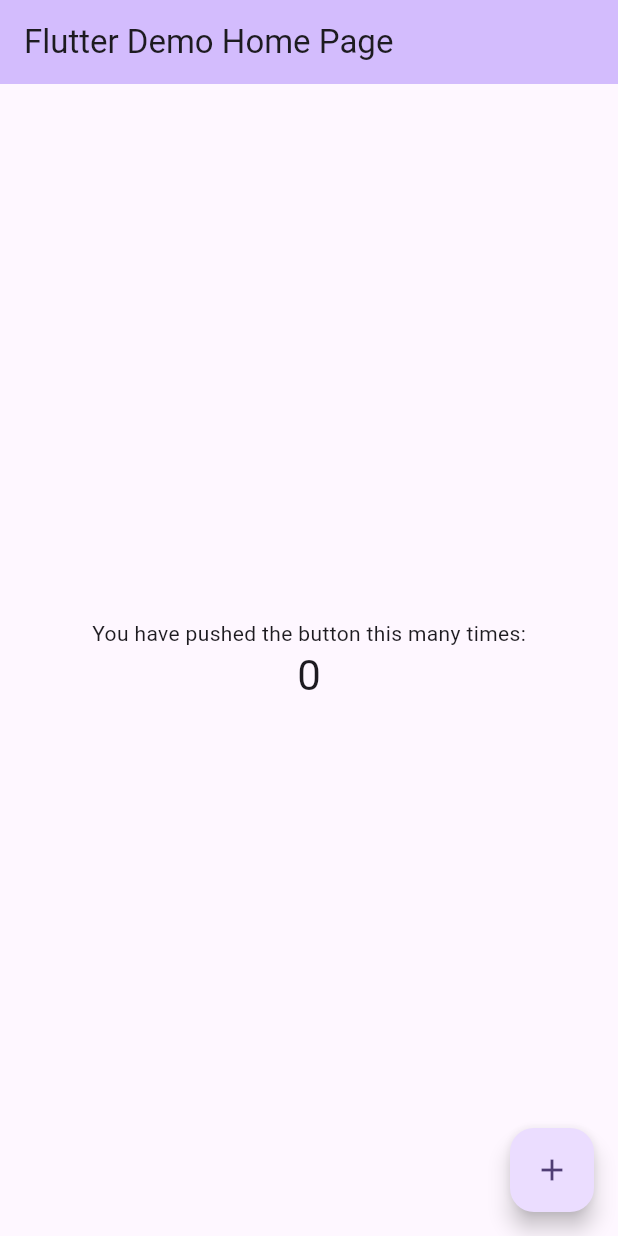
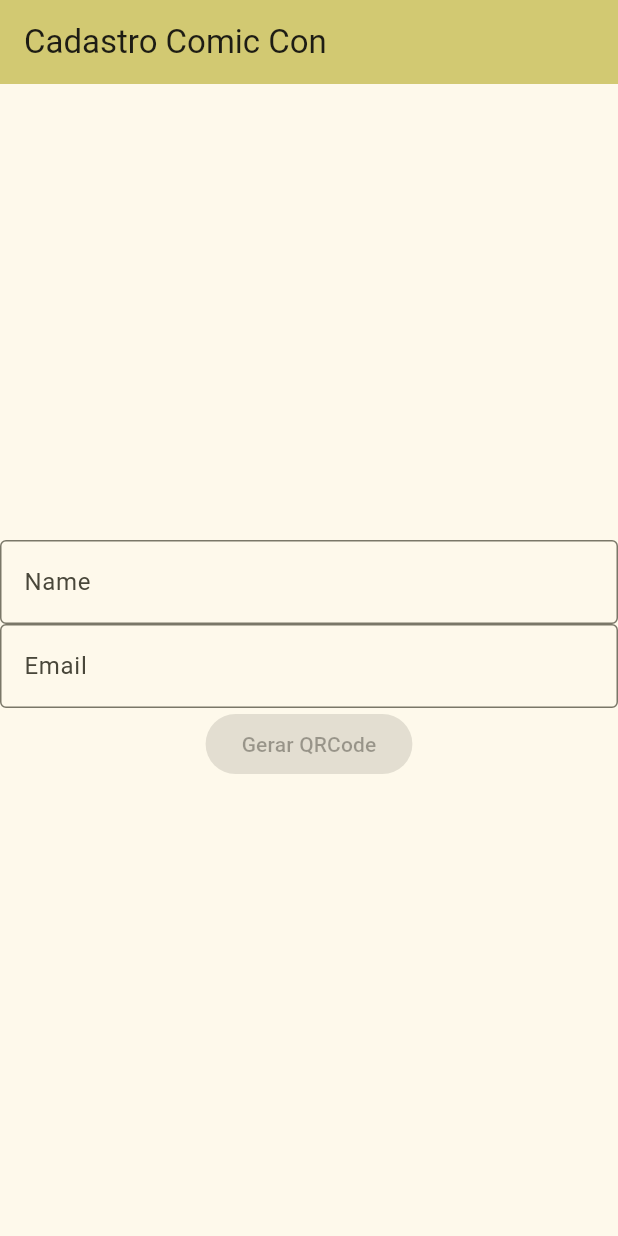
Before and after one commit to HenriqueBossle/qr-code-ap2, a Flutter app: the screen it shows after launch, on a phone screen of 412 x 824 dp. Run offline on Flutter 3.47's test engine with Material 3 defaults, Android fonts, the phone set to English and light mode, and no system bars.

Commit message:
feat: campos do form e botão ativado/desativado

```diff
--- a/lib/main.dart
+++ b/lib/main.dart
@@ -7,45 +7,21 @@
 class MyApp extends StatelessWidget {
   const MyApp({super.key});
 
-  // This widget is the root of your application.
   @override
   Widget build(BuildContext context) {
     return MaterialApp(
-      title: 'Flutter Demo',
+      title: 'Cadastro Comic Con',
       theme: ThemeData(
-        // This is the theme of your application.
-        //
-        // TRY THIS: Try running your application with "flutter run". You'll see
-        // the application has a purple toolbar. Then, without quitting the app,
-        // try changing the seedColor in the colorScheme below to Colors.green
-        // and then invoke "hot reload" (save your changes or press the "hot
-        // reload" button in a Flutter-supported IDE, or press "r" if you used
-        // the command line to start the app).
-        //
-        // Notice that the counter didn't reset back to zero; the application
-        // state is not lost during the reload. To reset the state, use hot
-        // restart instead.
-        //
-        // This works for code too, not just values: Most code changes can be
-        // tested with just a hot reload.
-        colorScheme: .fromSeed(seedColor: Colors.deepPurple),
+
+        colorScheme: ColorScheme.fromSeed(seedColor: const Color.fromARGB(255, 150, 140, 8)),
       ),
-      home: const MyHomePage(title: 'Flutter Demo Home Page'),
+      home: const MyHomePage(title: 'Cadastro Comic Con'),
     );
   }
 }
 
 class MyHomePage extends StatefulWidget {
   const MyHomePage({super.key, required this.title});
-
-  // This widget is the home page of your application. It is stateful, meaning
-  // that it has a State object (defined below) that contains fields that affect
-  // how it looks.
-
-  // This class is the configuration for the state. It holds the values (in this
-  // case the title) provided by the parent (in this case the App widget) and
-  // used by the build method of the State. Fields in a Widget subclass are
-  // always marked "final".
 
   final String title;
 
@@ -54,69 +30,57 @@
 }
 
 class _MyHomePageState extends State<MyHomePage> {
-  int _counter = 0;
 
-  void _incrementCounter() {
-    setState(() {
-      // This call to setState tells the Flutter framework that something has
-      // changed in this State, which causes it to rerun the build method below
-      // so that the display can reflect the updated values. If we changed
-      // _counter without calling setState(), then the build method would not be
-      // called again, and so nothing would appear to happen.
-      _counter++;
-    });
-  }
+  final TextEditingController _nameController = TextEditingController();
+  final TextEditingController _emailController = TextEditingController();
 
   @override
   Widget build(BuildContext context) {
-    // This method is rerun every time setState is called, for instance as done
-    // by the _incrementCounter method above.
-    //
-    // The Flutter framework has been optimized to make rerunning build methods
-    // fast, so that you can just rebuild anything that needs updating rather
-    // than having to individually change instances of widgets.
+
     return Scaffold(
       appBar: AppBar(
-        // TRY THIS: Try changing the color here to a specific color (to
-        // Colors.amber, perhaps?) and trigger a hot reload to see the AppBar
-        // change color while the other colors stay the same.
+
         backgroundColor: Theme.of(context).colorScheme.inversePrimary,
-        // Here we take the value from the MyHomePage object that was created by
-        // the App.build method, and use it to set our appbar title.
+
         title: Text(widget.title),
       ),
       body: Center(
-        // Center is a layout widget. It takes a single child and positions it
-        // in the middle of the parent.
         child: Column(
-          // Column is also a layout widget. It takes a list of children and
-          // arranges them vertically. By default, it sizes itself to fit its
-          // children horizontally, and tries to be as tall as its parent.
-          //
-          // Column has various properties to control how it sizes itself and
-          // how it positions its children. Here we use mainAxisAlignment to
-          // center the children vertically; the main axis here is the vertical
-          // axis because Columns are vertical (the cross axis would be
-          // horizontal).
-          //
-          // TRY THIS: Invoke "debug painting" (choose the "Toggle Debug Paint"
-          // action in the IDE, or press "p" in the console), to see the
-          // wireframe for each widget.
           mainAxisAlignment: .center,
           children: [
-            const Text('You have pushed the button this many times:'),
-            Text(
-              '$_counter',
-              style: Theme.of(context).textTheme.headlineMedium,
+            TextField(
+              controller: _nameController,
+              onChanged: (value){
+                setState(() {});
+              },
+              decoration: InputDecoration(
+              border: OutlineInputBorder(),
+              labelText: 'Name',
             ),
+            ),
+            TextField(
+              controller: _emailController,
+                onChanged: (value){
+                setState(() {});
+              },
+              decoration: InputDecoration(
+              border: OutlineInputBorder(),
+              labelText: 'Email',
+            ),
+            ),
+            ElevatedButton(
+              onPressed: _nameController.text.trim().isEmpty || _emailController.text.trim().isEmpty ? null : () {
+                setState(() {
+
+                });
+            },
+            child: const Text('Gerar QRCode'),
+            )
           ],
+
         ),
       ),
-      floatingActionButton: FloatingActionButton(
-        onPressed: _incrementCounter,
-        tooltip: 'Increment',
-        child: const Icon(Icons.add),
-      ),
+
     );
   }
 }
--- a/pubspec.yaml
+++ b/pubspec.yaml
@@ -34,6 +34,8 @@
   # The following adds the Cupertino Icons font to your application.
   # Use with the CupertinoIcons class for iOS style icons.
   cupertino_icons: ^1.0.8
+  qr_flutter: ^4.1.0
+  mobile_scanner: ^5.0.0
 
 dev_dependencies:
   flutter_test:
```
Also changed, not shown: pubspec.lock, 1 other file.
